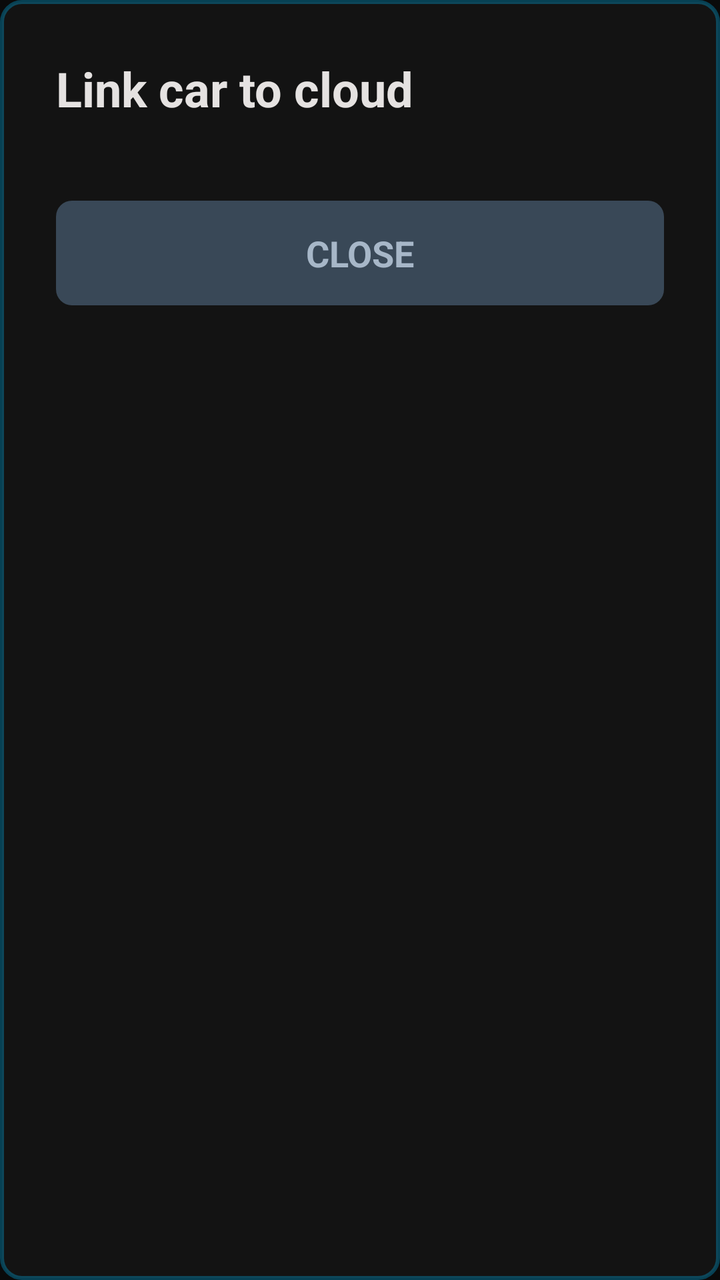
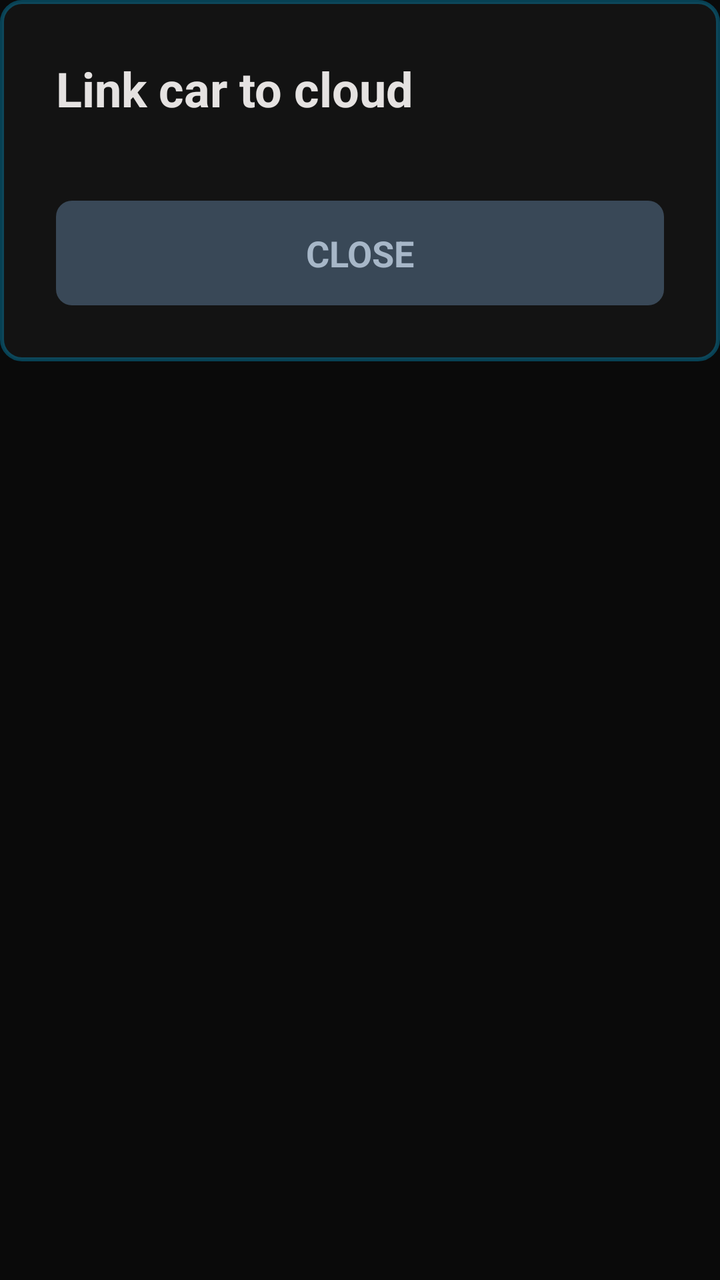

The first picture is an Android layout as it rendered before a commit; the second is the same layout after the commit. The layout source and the unified diff follow.
<!-- AndroidManifest.xml: application theme AppTheme -->
<!-- res/layout/dialog_pairing.xml -->
<?xml version="1.0" encoding="utf-8"?>
<LinearLayout xmlns:android="http://schemas.android.com/apk/res/android"
    android:layout_width="match_parent"
    android:layout_height="wrap_content"
    android:orientation="vertical"
    android:background="@drawable/glass_card_glow_bg"
    android:padding="28dp">

    <TextView
        android:id="@+id/tv_pairing_title"
        android:layout_width="match_parent"
        android:layout_height="wrap_content"
        android:text="@string/dialog_pairing_title"
        android:textColor="@color/on_surface"
        android:textSize="24sp"
        android:textStyle="bold"
        android:layout_marginBottom="20dp"/>

    
    <LinearLayout
        android:id="@+id/section_pairing_vin"
        android:layout_width="match_parent"
        android:layout_height="wrap_content"
        android:orientation="vertical"
        android:visibility="gone">
        <TextView
            android:layout_width="match_parent"
            android:layout_height="wrap_content"
            android:text="@string/dialog_pairing_vin_message"
            android:textColor="@color/on_surface_variant"
            android:textSize="18sp"
            android:layout_marginBottom="16dp"/>
        <EditText
            android:id="@+id/et_pairing_vin"
            android:layout_width="match_parent"
            android:layout_height="wrap_content"
            android:hint="@string/dialog_pairing_vin_hint"
            android:textColor="@color/on_surface"
            android:textColorHint="@color/on_surface_variant"
            android:textSize="20sp"
            android:fontFamily="@font/geist_mono"
            android:inputType="textCapCharacters"
            android:maxLength="17"
            android:background="@drawable/card_bg"
            android:padding="16dp"
            android:layout_marginBottom="20dp"/>
        <TextView
            android:id="@+id/btn_pairing_vin_continue"
            android:layout_width="match_parent"
            android:layout_height="wrap_content"
            android:text="@string/dialog_btn_continue"
            android:background="@drawable/btn_primary_bg"
            android:textColor="@color/on_primary"
            android:textSize="18sp"
            android:textStyle="bold"
            android:gravity="center"
            android:paddingVertical="14dp"
            android:clickable="true"
            android:focusable="true"/>
        <TextView
            android:id="@+id/btn_pairing_use_guid"
            android:layout_width="match_parent"
            android:layout_height="wrap_content"
            android:text="@string/dialog_pairing_use_guid"
            android:textColor="@color/on_surface_variant"
            android:textSize="15sp"
            android:gravity="center"
            android:paddingVertical="14dp"
            android:clickable="true"
            android:focusable="true"/>
    </LinearLayout>

    
    <LinearLayout
        android:id="@+id/section_pairing_status"
        android:layout_width="match_parent"
        android:layout_height="wrap_content"
        android:orientation="vertical"
        android:gravity="center"
        android:visibility="gone">
        <ProgressBar
            android:layout_width="36dp"
            android:layout_height="36dp"
            android:indeterminateTint="@color/primary"
            android:layout_marginBottom="16dp"/>
        <TextView
            android:id="@+id/tv_pairing_status_message"
            android:layout_width="match_parent"
            android:layout_height="wrap_content"
            android:textColor="@color/on_surface_variant"
            android:textSize="18sp"
            android:gravity="center"/>
    </LinearLayout>

    
    <LinearLayout
        android:id="@+id/section_pairing_code"
        android:layout_width="match_parent"
        android:layout_height="wrap_content"
        android:orientation="vertical"
        android:gravity="center"
        android:visibility="gone">
        <TextView
            android:layout_width="match_parent"
            android:layout_height="wrap_content"
            android:text="@string/dialog_pairing_code_message"
            android:textColor="@color/on_surface_variant"
            android:textSize="18sp"
            android:gravity="center"
            android:layout_marginBottom="16dp"/>
        <TextView
            android:id="@+id/tv_pairing_code"
            android:layout_width="match_parent"
            android:layout_height="wrap_content"
            android:textColor="@color/primary"
            android:textSize="34sp"
            android:textStyle="bold"
            android:letterSpacing="0.15"
            android:gravity="center"
            android:fontFamily="@font/geist_mono"
            android:layout_marginBottom="20dp"/>
        <ImageView
            android:id="@+id/iv_pairing_qr"
            android:layout_width="220dp"
            android:layout_height="220dp"
            android:background="@android:color/white"
            android:padding="12dp"
            android:layout_marginBottom="20dp"
            android:contentDescription="@string/dialog_pairing_qr_description"/>
        <TextView
            android:id="@+id/tv_pairing_waiting"
            android:layout_width="match_parent"
            android:layout_height="wrap_content"
            android:text="@string/dialog_pairing_waiting"
            android:textColor="@color/on_surface_variant"
            android:textSize="16sp"
            android:gravity="center"/>
    </LinearLayout>

    
    <LinearLayout
        android:id="@+id/section_pairing_error"
        android:layout_width="match_parent"
        android:layout_height="wrap_content"
        android:orientation="vertical"
        android:visibility="gone">
        <TextView
            android:id="@+id/tv_pairing_error"
            android:layout_width="match_parent"
            android:layout_height="wrap_content"
            android:textColor="@color/error"
            android:textSize="18sp"
            android:layout_marginBottom="20dp"/>
        <TextView
            android:id="@+id/btn_pairing_retry"
            android:layout_width="match_parent"
            android:layout_height="wrap_content"
            android:text="@string/dialog_btn_retry"
            android:background="@drawable/btn_primary_bg"
            android:textColor="@color/on_primary"
            android:textSize="18sp"
            android:textStyle="bold"
            android:gravity="center"
            android:paddingVertical="14dp"
            android:clickable="true"
            android:focusable="true"/>
    </LinearLayout>

    <TextView
        android:id="@+id/btn_pairing_close"
        android:layout_width="match_parent"
        android:layout_height="wrap_content"
        android:text="@string/dialog_btn_close"
        android:background="@drawable/btn_secondary_bg"
        android:textColor="@color/on_secondary_container"
        android:textSize="18sp"
        android:textStyle="bold"
        android:gravity="center"
        android:paddingVertical="14dp"
        android:layout_marginTop="20dp"
        android:clickable="true"
        android:focusable="true"/>
</LinearLayout>
<!-- resources referenced by this layout -->
<resources>
  <color name="error">#FFB4AB</color>
  <color name="on_primary">#003549</color>
  <color name="on_secondary_container">#A7B7C8</color>
  <color name="on_surface">#E5E2E1</color>
  <color name="on_surface_variant">#BCC8D1</color>
  <color name="primary">#8FD6FF</color>
  <!-- drawable btn_primary_bg (drawable) -->
  <?xml version="1.0" encoding="utf-8"?>
  <shape xmlns:android="http://schemas.android.com/apk/res/android">
      <corners android:radius="8dp"/>
      <solid android:color="@color/primary_container"/>
  </shape>
  <!-- drawable btn_secondary_bg (drawable) -->
  <?xml version="1.0" encoding="utf-8"?>
  <shape xmlns:android="http://schemas.android.com/apk/res/android">
      <corners android:radius="8dp"/>
      <solid android:color="@color/secondary_container"/>
  </shape>
  <!-- drawable card_bg (drawable) -->
  <?xml version="1.0" encoding="utf-8"?>
  <shape xmlns:android="http://schemas.android.com/apk/res/android">
      <corners android:radius="10dp"/>
      <solid android:color="@color/glass_card_fill"/>
      <stroke android:width="1dp" android:color="@color/glass_border"/>
  </shape>
  <!-- drawable glass_card_glow_bg (drawable) -->
  <?xml version="1.0" encoding="utf-8"?>
  <shape xmlns:android="http://schemas.android.com/apk/res/android">
      <corners android:radius="10dp"/>
      <solid android:color="@color/glass_card_fill"/>
      <stroke android:width="2dp" android:color="@color/glass_border_primary"/>
  </shape>
  <string name="dialog_btn_close">CLOSE</string>
  <string name="dialog_btn_continue">CONTINUE</string>
  <string name="dialog_btn_retry">TRY AGAIN</string>
  <string name="dialog_pairing_code_message">On jaedrive.com, enter this code or scan the QR code with your phone:</string>
  <string name="dialog_pairing_qr_description">QR code to open the pairing page on jaedrive.com</string>
  <string name="dialog_pairing_title">Link car to cloud</string>
  <string name="dialog_pairing_use_guid">Don\'t know the VIN? Use a generated ID instead</string>
  <string name="dialog_pairing_vin_hint">e.g. LVGBG25Y1MY123456</string>
  <string name="dialog_pairing_vin_message">The VIN could not be read automatically. Enter it manually (found on the registration document or the driver-side door pillar).</string>
  <string name="dialog_pairing_waiting">Waiting for you to complete linking on the site...</string>
  <style name="AppTheme" parent="Theme.AppCompat.NoActionBar">
          <item name="android:windowBackground">@color/root_background</item>
          <item name="android:statusBarColor">@color/root_background</item>
          <item name="colorAccent">@color/primary_container</item>
          <item name="colorControlActivated">@color/primary_container</item>
      </style>
  <color name="primary_container">#00BFFF</color>
  <color name="secondary_container">#394857</color>
  <color name="glass_card_fill">#99191919</color>
  <color name="glass_border">#1AFFFFFF</color>
  <color name="glass_border_primary">#4D00BFFF</color>
  <color name="root_background">#0A0A0A</color>
</resources>

<!-- the commit's change to res/layout/dialog_pairing.xml (unified diff, before → after) -->
@@ -1,5 +1,8 @@
 <?xml version="1.0" encoding="utf-8"?>
-<LinearLayout xmlns:android="http://schemas.android.com/apk/res/android"
+<ScrollView xmlns:android="http://schemas.android.com/apk/res/android"
+    android:layout_width="match_parent"
+    android:layout_height="wrap_content">
+<LinearLayout
     android:layout_width="match_parent"
     android:layout_height="wrap_content"
     android:orientation="vertical"
@@ -62,10 +65,12 @@
             android:layout_width="match_parent"
             android:layout_height="wrap_content"
             android:text="@string/dialog_pairing_use_guid"
-            android:textColor="@color/on_surface_variant"
-            android:textSize="15sp"
+            android:textColor="@color/primary"
+            android:textSize="17sp"
+            android:textStyle="bold"
             android:gravity="center"
-            android:paddingVertical="14dp"
+            android:paddingVertical="16dp"
+            android:layout_marginTop="4dp"
             android:clickable="true"
             android:focusable="true"/>
     </LinearLayout>
@@ -181,3 +186,4 @@
         android:clickable="true"
         android:focusable="true"/>
 </LinearLayout>
+</ScrollView>
